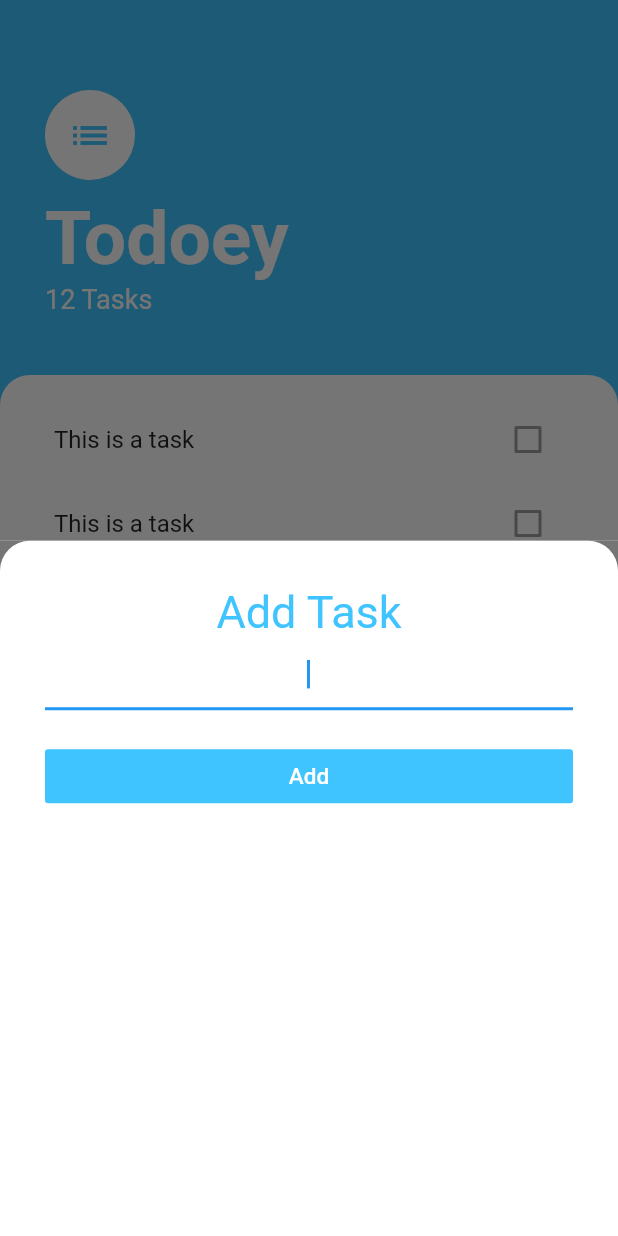
After one commit to harleenkaurchadha/todoey-todo-app, a Flutter app: the screen it shows after launch, after a tap on the "add" icon, on a phone screen of 412 x 824 dp. The commit adds this screen. Run offline on Flutter 3.47's test engine with Material 2 defaults, Android fonts, the phone set to English and light mode, and no system bars.

Commit message:
adding add task screen

```diff
--- /dev/null
+++ b/lib/screens/add_task_screen.dart
@@ -0,0 +1,48 @@
+import 'package:flutter/cupertino.dart';
+import 'package:flutter/material.dart';
+
+class AddTaskScreen extends StatelessWidget {
+  @override
+  Widget build(BuildContext context) {
+    return Container(
+      color: Color(0xff757575),
+      child: Container(
+        decoration: BoxDecoration(
+          color: Colors.white,
+          borderRadius: BorderRadius.only(
+            topLeft: Radius.circular(20.0),
+            topRight: Radius.circular(20.0),
+          ),
+        ),
+        padding: EdgeInsets.all(30),
+        child: Column(
+          crossAxisAlignment: CrossAxisAlignment.stretch,
+          children: [
+              Text('Add Task',
+              textAlign: TextAlign.center,
+              style: TextStyle(
+                color: Colors.lightBlueAccent,
+                fontSize: 30,
+              ),
+              ),
+            TextField(
+              autofocus: true,
+              textAlign: TextAlign.center,
+            ),
+            SizedBox(height: 20,),
+            FlatButton(
+                onPressed: (){},
+                child: Text('Add',
+                style: TextStyle(
+                  color: Colors.white,
+                  fontSize: 15,
+                ),
+                ),
+                color: Colors.lightBlueAccent,
+            ),
+          ],
+        ),
+      ),
+    );
+  }
+}
--- a/lib/screens/task_screen.dart
+++ b/lib/screens/task_screen.dart
@@ -1,5 +1,6 @@
 import 'package:flutter/material.dart';
 import '../widgets/task_list.dart';
+import '../screens/add_task_screen.dart';
 
 class TaskScreen extends StatelessWidget {
   @override
@@ -62,7 +63,9 @@ class TaskScreen extends StatelessWidget {
       floatingActionButton: FloatingActionButton(
         child: Icon(Icons.add),
         backgroundColor: Colors.lightBlueAccent,
-        onPressed: null,
+        onPressed: (){
+          showModalBottomSheet(context: context, builder: (context) => AddTaskScreen());
+        },
       ),
     );
   }
```
